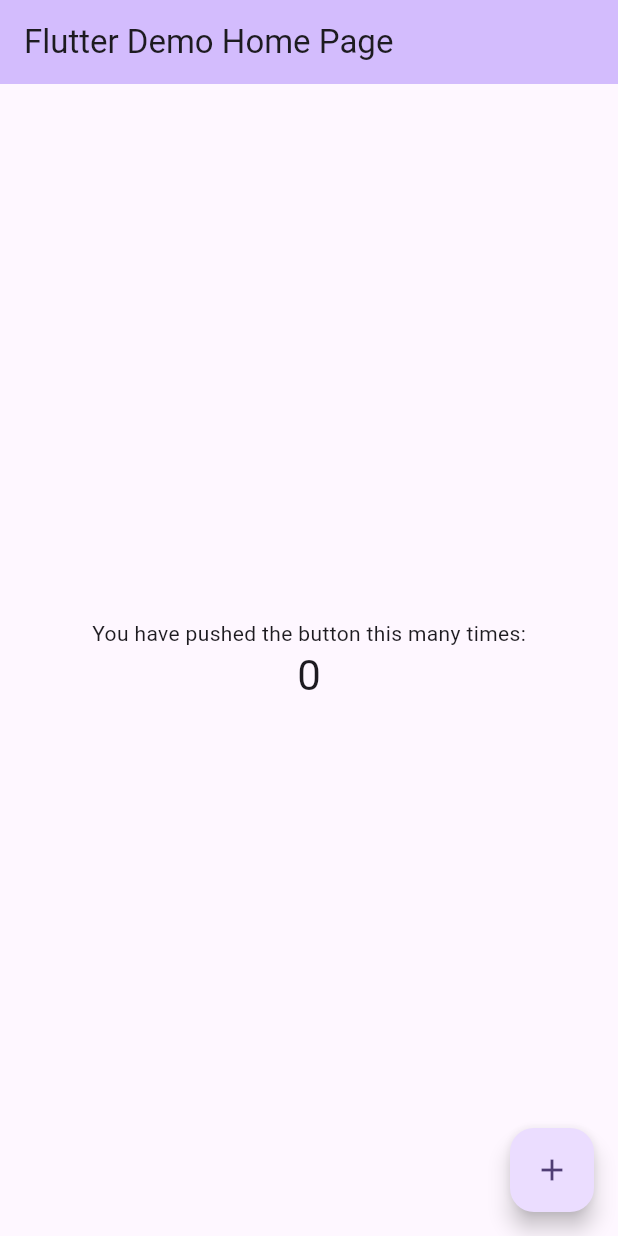
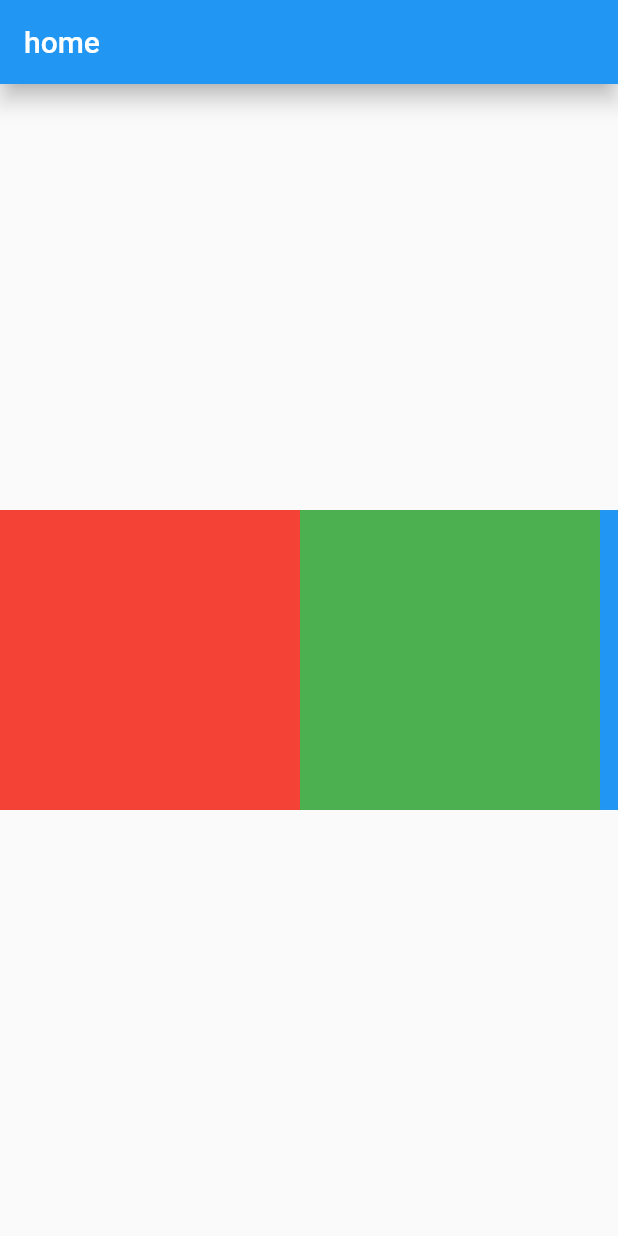
Before and after one commit to csearafat01/flutter_module_7, a Flutter app: the screen it shows after launch, on a phone screen of 412 x 824 dp. Run offline on Flutter 3.47's test engine with Material 2 defaults, Android fonts, the light colour scheme and no system bars.

Commit message:
Single Child Scroll View

```diff
--- a/lib/main.dart
+++ b/lib/main.dart
@@ -1,125 +1,66 @@
 import 'package:flutter/material.dart';
 
-void main() {
-  runApp(const MyApp());
+void main(){
+  runApp(MyApp());
 }
-
 class MyApp extends StatelessWidget {
   const MyApp({super.key});
 
-  // This widget is the root of your application.
   @override
   Widget build(BuildContext context) {
-    return MaterialApp(
-      title: 'Flutter Demo',
-      theme: ThemeData(
-        // This is the theme of your application.
-        //
-        // TRY THIS: Try running your application with "flutter run". You'll see
-        // the application has a blue toolbar. Then, without quitting the app,
-        // try changing the seedColor in the colorScheme below to Colors.green
-        // and then invoke "hot reload" (save your changes or press the "hot
-        // reload" button in a Flutter-supported IDE, or press "r" if you used
-        // the command line to start the app).
-        //
-        // Notice that the counter didn't reset back to zero; the application
-        // state is not lost during the reload. To reset the state, use hot
-        // restart instead.
-        //
-        // This works for code too, not just values: Most code changes can be
-        // tested with just a hot reload.
-        colorScheme: ColorScheme.fromSeed(seedColor: Colors.deepPurple),
-        useMaterial3: true,
-      ),
-      home: const MyHomePage(title: 'Flutter Demo Home Page'),
+    return const MaterialApp(
+      debugShowCheckedModeBanner: false,
+      title: 'flutter module 7',
+      home: HomeScreen(),
     );
   }
 }
 
-class MyHomePage extends StatefulWidget {
-  const MyHomePage({super.key, required this.title});
-
-  // This widget is the home page of your application. It is stateful, meaning
-  // that it has a State object (defined below) that contains fields that affect
-  // how it looks.
-
-  // This class is the configuration for the state. It holds the values (in this
-  // case the title) provided by the parent (in this case the App widget) and
-  // used by the build method of the State. Fields in a Widget subclass are
-  // always marked "final".
-
-  final String title;
-
-  @override
-  State<MyHomePage> createState() => _MyHomePageState();
-}
-
-class _MyHomePageState extends State<MyHomePage> {
-  int _counter = 0;
-
-  void _incrementCounter() {
-    setState(() {
-      // This call to setState tells the Flutter framework that something has
-      // changed in this State, which causes it to rerun the build method below
-      // so that the display can reflect the updated values. If we changed
-      // _counter without calling setState(), then the build method would not be
-      // called again, and so nothing would appear to happen.
-      _counter++;
-    });
-  }
+class HomeScreen extends StatelessWidget {
+  const HomeScreen({super.key});
 
   @override
   Widget build(BuildContext context) {
-    // This method is rerun every time setState is called, for instance as done
-    // by the _incrementCounter method above.
-    //
-    // The Flutter framework has been optimized to make rerunning build methods
-    // fast, so that you can just rebuild anything that needs updating rather
-    // than having to individually change instances of widgets.
     return Scaffold(
       appBar: AppBar(
-        // TRY THIS: Try changing the color here to a specific color (to
-        // Colors.amber, perhaps?) and trigger a hot reload to see the AppBar
-        // change color while the other colors stay the same.
-        backgroundColor: Theme.of(context).colorScheme.inversePrimary,
-        // Here we take the value from the MyHomePage object that was created by
-        // the App.build method, and use it to set our appbar title.
-        title: Text(widget.title),
+        title: Text('home'),
+        elevation: 6,
       ),
-      body: Center(
-        // Center is a layout widget. It takes a single child and positions it
-        // in the middle of the parent.
-        child: Column(
-          // Column is also a layout widget. It takes a list of children and
-          // arranges them vertically. By default, it sizes itself to fit its
-          // children horizontally, and tries to be as tall as its parent.
-          //
-          // Column has various properties to control how it sizes itself and
-          // how it positions its children. Here we use mainAxisAlignment to
-          // center the children vertically; the main axis here is the vertical
-          // axis because Columns are vertical (the cross axis would be
-          // horizontal).
-          //
-          // TRY THIS: Invoke "debug painting" (choose the "Toggle Debug Paint"
-          // action in the IDE, or press "p" in the console), to see the
-          // wireframe for each widget.
-          mainAxisAlignment: MainAxisAlignment.center,
-          children: <Widget>[
-            const Text(
-              'You have pushed the button this many times:',
-            ),
-            Text(
-              '$_counter',
-              style: Theme.of(context).textTheme.headlineMedium,
-            ),
-          ],
+      body: SingleChildScrollView(
+        scrollDirection: Axis.horizontal,
+        child: Center(
+          child: Row(
+            mainAxisAlignment: MainAxisAlignment.start,
+            children: [
+              Container(
+                height: 200, width: 200, color: Colors.red,
+              ),
+              Container(
+                height: 200, width: 200, color: Colors.green,
+              ),
+              Container(
+                height: 200, width: 200, color: Colors.blue,
+              ),
+              Container(
+                height: 200, width: 200, color: Colors.red,
+              ),
+              Container(
+                height: 200, width: 200, color: Colors.green,
+              ),
+              Container(
+                height: 200, width: 200, color: Colors.blue,
+              ),
+              Container(
+                height: 200, width: 200, color: Colors.red,
+              ),
+              Container(
+                height: 200, width: 200, color: Colors.green,
+              ),
+
+            ],
+          ),
         ),
       ),
-      floatingActionButton: FloatingActionButton(
-        onPressed: _incrementCounter,
-        tooltip: 'Increment',
-        child: const Icon(Icons.add),
-      ), // This trailing comma makes auto-formatting nicer for build methods.
     );
   }
 }
```
